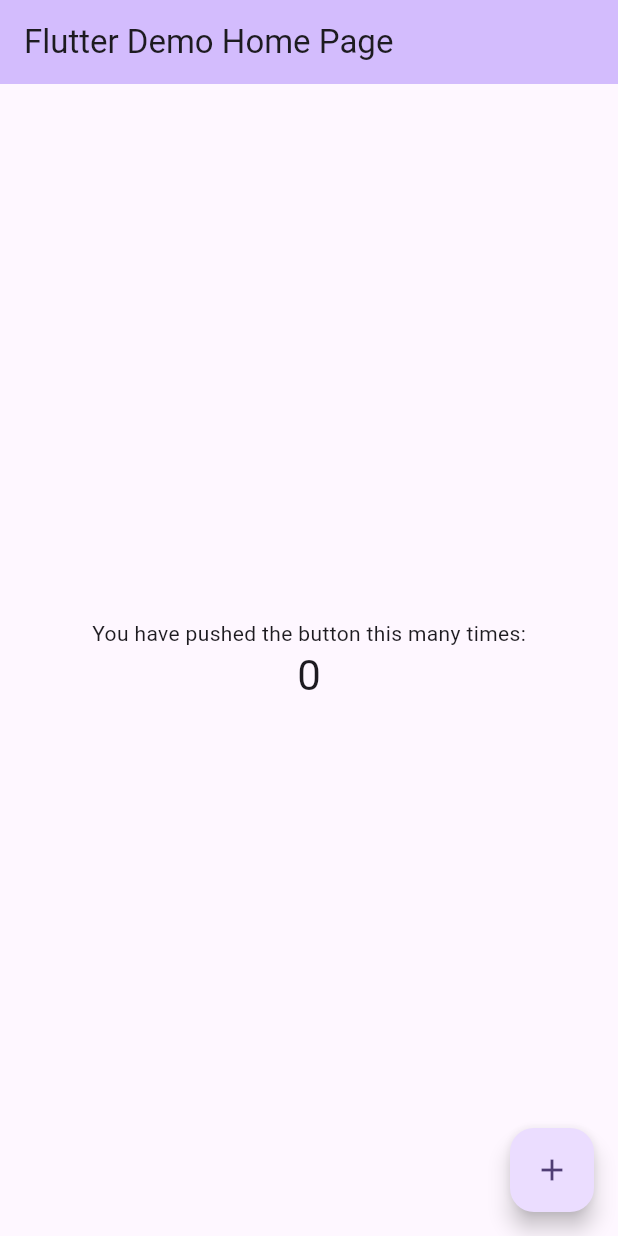
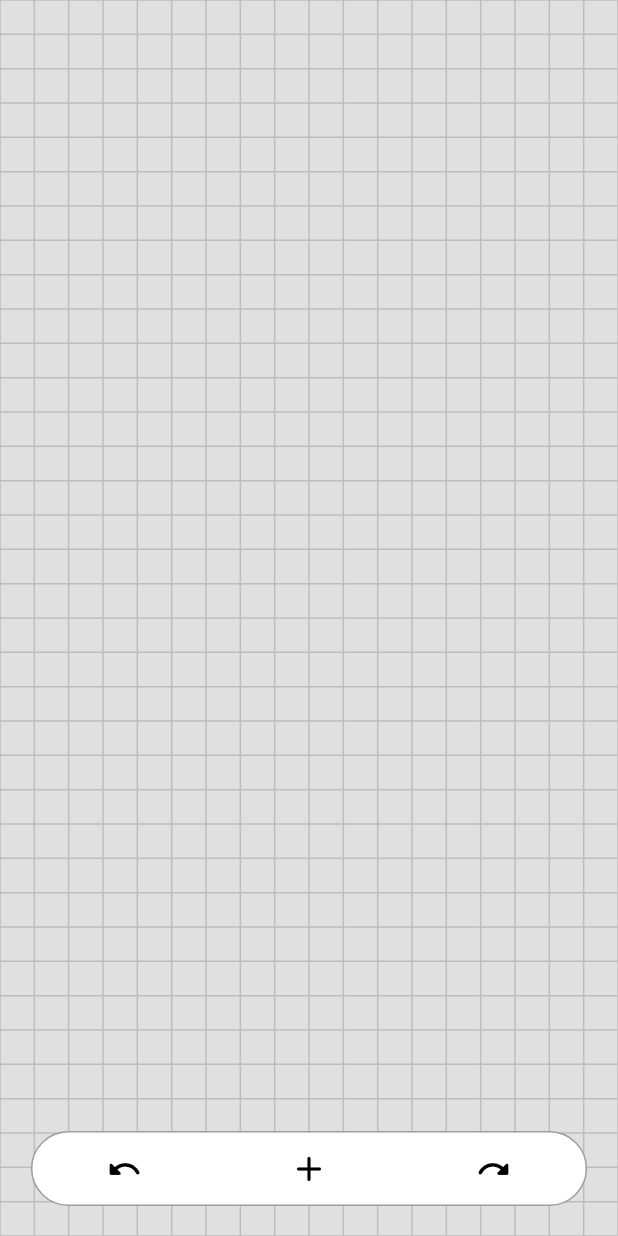
Before and after one commit to AdityaMotale/dummy_text_canvas, a Flutter app: the screen it shows after launch, on a phone screen of 412 x 824 dp. Run offline on Flutter 3.47's test engine with Material 3 defaults, Android fonts, the phone set to English and light mode, and no system bars.

Commit message:
completed the base UI

```diff
--- a/lib/main.dart
+++ b/lib/main.dart
@@ -11,61 +11,108 @@ class MyApp extends StatelessWidget {
   @override
   Widget build(BuildContext context) {
     return MaterialApp(
-      title: 'Flutter Demo',
+      debugShowCheckedModeBanner: false,
+      title: 'Dummy Text Canvas',
       theme: ThemeData(
-
         colorScheme: ColorScheme.fromSeed(seedColor: Colors.deepPurple),
         useMaterial3: true,
       ),
-      home: const MyHomePage(title: 'Flutter Demo Home Page'),
+      home: const HomeView(),
     );
   }
 }
 
-class MyHomePage extends StatefulWidget {
-  const MyHomePage({super.key, required this.title});
-
-  final String title;
-
-  @override
-  State<MyHomePage> createState() => _MyHomePageState();
-}
-
-class _MyHomePageState extends State<MyHomePage> {
-  int _counter = 0;
-
-  void _incrementCounter() {
-    setState(() {
-      _counter++;
-    });
-  }
+class HomeView extends StatelessWidget {
+  const HomeView({Key? key}) : super(key: key);
 
   @override
   Widget build(BuildContext context) {
     return Scaffold(
-      appBar: AppBar(
-        backgroundColor: Theme.of(context).colorScheme.inversePrimary,
-        title: Text(widget.title),
-      ),
-      body: Center(
-        child: Column(
-          mainAxisAlignment: MainAxisAlignment.center,
-          children: <Widget>[
-            const Text(
-              'You have pushed the button this many times:',
+      body: Stack(
+        alignment: AlignmentDirectional.center,
+        children: [
+          CustomPaint(
+            painter: AppCanvas(),
+            size: Size.infinite,
+          ),
+          Positioned(
+            bottom: 20,
+            child: Container(
+              width: MediaQuery.of(context).size.width * 0.9,
+              height: 50,
+              decoration: BoxDecoration(
+                color: Colors.white,
+                borderRadius: const BorderRadius.all(Radius.circular(25)),
+                border: Border.all(
+                  color: Colors.grey.shade500,
+                  width: 1,
+                ),
+              ),
+              child: Row(
+                mainAxisAlignment: MainAxisAlignment.spaceAround,
+                children: [
+                  IconButton(
+                    icon: const Icon(
+                      Icons.undo_rounded,
+                      color: Colors.black,
+                    ),
+                    onPressed: () {},
+                  ),
+                  IconButton(
+                    icon: const Icon(
+                      Icons.add_rounded,
+                      size: 28,
+                      color: Colors.black,
+                    ),
+                    onPressed: () {},
+                  ),
+                  IconButton(
+                    icon: const Icon(
+                      Icons.redo_rounded,
+                      color: Colors.black,
+                    ),
+                    onPressed: () {},
+                  ),
+                ],
+              ),
             ),
-            Text(
-              '$_counter',
-              style: Theme.of(context).textTheme.headlineMedium,
-            ),
-          ],
-        ),
-      ),
-      floatingActionButton: FloatingActionButton(
-        onPressed: _incrementCounter,
-        tooltip: 'Increment',
-        child: const Icon(Icons.add),
+          ),
+        ],
       ),
     );
   }
 }
+
+class AppCanvas extends CustomPainter {
+  @override
+  void paint(Canvas canvas, Size size) {
+    // background
+    Rect background = Rect.fromLTWH(0, 0, size.width, size.height);
+    Paint backgroundPaint = Paint()..color = Colors.grey.shade300;
+    canvas.drawRect(background, backgroundPaint);
+
+    // grid
+    Paint gridPaint = Paint()
+      ..color = Colors.grey.shade400
+      ..strokeWidth = 1;
+
+    int horizontalCells = 18;
+    int verticalCells = 36;
+
+    double cellWidth = size.width / horizontalCells;
+    double cellHeight = size.height / verticalCells;
+
+    for (int i = 0; i <= horizontalCells; i++) {
+      double x = i * cellWidth;
+      canvas.drawLine(Offset(x, 0), Offset(x, size.height), gridPaint);
+    }
+
+    for (int i = 0; i <= verticalCells; i++) {
+      double y = i * cellHeight;
+      canvas.drawLine(Offset(0, y), Offset(size.width, y), gridPaint);
+    }
+  }
+
+  @override
+  bool shouldRepaint(covariant CustomPainter oldDelegate) => true;
+}
```
